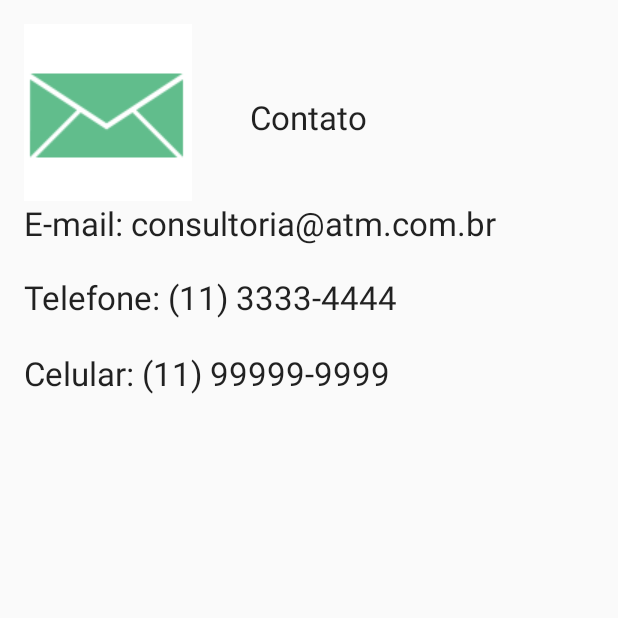
After one commit to hercules-lima/AndroidStudioProjects, an Android app: the ContatoActivity screen opened directly, with no data from a screen before it, on a phone screen of 412 x 824 dp, the top half of it. The commit adds this screen. Run offline under Robolectric (Android 15) with nearby library versions, the phone set to English and light mode, and no system bars.

Commit message:
71. #app5 Institucional - Navegando entre Activities II

```diff
--- a/AtmEmpresaConsultoria/app/src/main/AndroidManifest.xml
+++ b/AtmEmpresaConsultoria/app/src/main/AndroidManifest.xml
@@ -15,7 +15,10 @@
                 <category android:name="android.intent.category.LAUNCHER" />
             </intent-filter>
         </activity>
-        <activity android:name=".EmpresaActivity"></activity>
+        <activity android:name=".EmpresaActivity" />
+        <activity android:name=".ServicoActivity" />
+        <activity android:name=".ClienteActivity" />
+        <activity android:name=".ContatoActivity"></activity>
     </application>
 
 </manifest>
--- /dev/null
+++ b/AtmEmpresaConsultoria/app/src/main/java/atmconsultoria/studio/com/atmempresaconsultoria/ContatoActivity.java
@@ -0,0 +1,14 @@
+package atmconsultoria.studio.com.atmempresaconsultoria;
+
+import android.app.Activity;
+import android.support.v7.app.AppCompatActivity;
+import android.os.Bundle;
+
+public class ContatoActivity extends Activity {
+
+    @Override
+    protected void onCreate(Bundle savedInstanceState) {
+        super.onCreate(savedInstanceState);
+        setContentView(R.layout.activity_contato);
+    }
+}
--- /dev/null
+++ b/AtmEmpresaConsultoria/app/src/main/res/layout/activity_contato.xml
@@ -0,0 +1,62 @@
+<?xml version="1.0" encoding="utf-8"?>
+<RelativeLayout xmlns:android="http://schemas.android.com/apk/res/android"
+    xmlns:tools="http://schemas.android.com/tools"
+    android:layout_width="match_parent"
+    android:layout_height="match_parent"
+    android:paddingBottom="@dimen/activity_vertical_margin"
+    android:paddingLeft="@dimen/activity_horizontal_margin"
+    android:paddingRight="@dimen/activity_horizontal_margin"
+    android:paddingTop="@dimen/activity_vertical_margin"
+    tools:context="atmconsultoria.studio.com.atmempresaconsultoria.ContatoActivity">
+
+    <ImageView
+        android:layout_width="wrap_content"
+        android:layout_height="wrap_content"
+        android:id="@+id/imageView7"
+        android:layout_alignParentTop="true"
+        android:layout_alignParentLeft="true"
+        android:layout_alignParentStart="true"
+        android:background="@drawable/detalhe_contato" />
+
+    <TextView
+        android:layout_width="wrap_content"
+        android:layout_height="wrap_content"
+        android:textAppearance="?android:attr/textAppearanceLarge"
+        android:text="@string/texto_contato"
+        android:id="@+id/textView11"
+        android:layout_alignBottom="@+id/imageView7"
+        android:layout_centerHorizontal="true"
+        android:layout_marginBottom="41dp" />
+
+    <TextView
+        android:layout_width="wrap_content"
+        android:layout_height="wrap_content"
+        android:textAppearance="?android:attr/textAppearanceLarge"
+        android:text="E-mail: consultoria@atm.com.br"
+        android:id="@+id/textView12"
+        android:layout_below="@+id/imageView7"
+        android:layout_alignParentLeft="true"
+        android:layout_alignParentStart="true" />
+
+    <TextView
+        android:layout_width="wrap_content"
+        android:layout_height="wrap_content"
+        android:textAppearance="?android:attr/textAppearanceLarge"
+        android:text="Telefone: (11) 3333-4444"
+        android:id="@+id/textView13"
+        android:layout_below="@+id/textView12"
+        android:layout_alignParentLeft="true"
+        android:layout_alignParentStart="true"
+        android:layout_marginTop="20dp" />
+
+    <TextView
+        android:layout_width="wrap_content"
+        android:layout_height="wrap_content"
+        android:textAppearance="?android:attr/textAppearanceLarge"
+        android:text="Celular: (11) 99999-9999"
+        android:id="@+id/textView14"
+        android:layout_below="@+id/textView13"
+        android:layout_alignParentLeft="true"
+        android:layout_alignParentStart="true"
+        android:layout_marginTop="21dp" />
+</RelativeLayout>
--- a/AtmEmpresaConsultoria/app/src/main/res/values/dimens.xml
+++ b/AtmEmpresaConsultoria/app/src/main/res/values/dimens.xml
@@ -2,4 +2,5 @@
     <!-- Default screen margins, per the Android Design guidelines. -->
     <dimen name="activity_horizontal_margin">16dp</dimen>
     <dimen name="activity_vertical_margin">16dp</dimen>
+    <dimen name="padding_padrao">10dp</dimen>
 </resources>
```
Also changed, not shown: AtmEmpresaConsultoria/app/src/main/java/atmconsultoria/studio/com/atmempresaconsultoria/ClienteActivity.java (added, +14 -0 lines), AtmEmpresaConsultoria/app/src/main/java/atmconsultoria/studio/com/atmempresaconsultoria/MainActivity.java (+43 -0 lines), AtmEmpresaConsultoria/app/src/main/java/atmconsultoria/studio/com/atmempresaconsultoria/ServicoActivity.java (added, +14 -0 lines), AtmEmpresaConsultoria/app/src/main/res/layout/activity_cliente.xml (added, +75 -0 lines), AtmEmpresaConsultoria/app/src/main/res/layout/activity_empresa.xml (+4 -2 lines), AtmEmpresaConsultoria/app/src/main/res/layout/activity_servico.xml (added, +77 -0 lines), AtmEmpresaConsultoria/app/src/main/res/values/strings.xml (+8 -0 lines).
